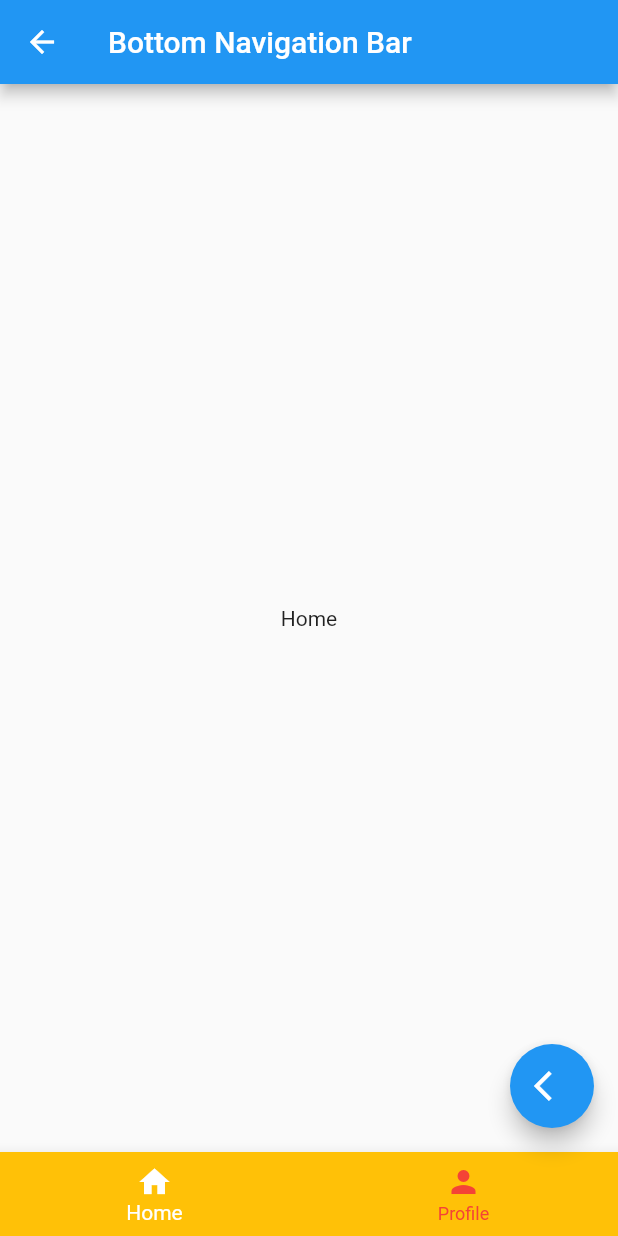
After one commit to minhthoai190892/flutter_2_15_tutorial, a Flutter app: the BottomNavigationBarr screen opened by its route, on a phone screen of 412 x 824 dp. The commit adds this screen. Run offline on Flutter 3.47's test engine with Material 2 defaults, Android fonts, the phone set to English and light mode, and no system bars.

Commit message:
bottomNavigationBar

```diff
--- a/lib/main.dart
+++ b/lib/main.dart
@@ -1,4 +1,5 @@
 import 'package:flutter/material.dart';
+import 'package:flutter_2_15/pages/bottomNavigationBar.dart';
 import 'package:flutter_2_15/pages/dialog.dart';
 import 'package:flutter_2_15/pages/dropdown.dart';
 import 'package:flutter_2_15/pages/example_basic.dart';
@@ -38,7 +39,8 @@ class MyApp extends StatelessWidget {
         SnackBarr.nameRoute:(context)=>const SnackBarr(),
         TextFieldd.nameRoute:(context)=>const TextFieldd(),
         TabBarr.nameRoute:(context)=>const TabBarr(),
-        DropDownn.nameRoute:(context)=> DropDownn(),
+        DropDownn.nameRoute:(context)=> const DropDownn(),
+        BottomNavigationBarr.nameRoute:(context)=>const BottomNavigationBarr(),
       },
     );
   }
--- /dev/null
+++ b/lib/pages/bottomNavigationBar.dart
@@ -0,0 +1,61 @@
+// ignore_for_file: file_names
+
+import 'package:flutter/material.dart';
+import 'package:flutter_2_15/widgets/floating_action_button.dart';
+
+class BottomNavigationBarr extends StatefulWidget {
+  const BottomNavigationBarr({Key? key}) : super(key: key);
+  static const nameRoute = '/BottomNavigationBarr';
+
+  @override
+  State<BottomNavigationBarr> createState() => _BottomNavigationBarrState();
+}
+
+class _BottomNavigationBarrState extends State<BottomNavigationBarr> {
+  late int index;
+  List showWidget=[
+    const Center(child: Text("Home"),),
+    const Center(child: Text("Profile"),),
+  ];
+  @override
+  void initState() {
+    index = 0;
+    // ignore: todo
+    // TODO: implement initState
+    super.initState();
+  }
+
+  @override
+  Widget build(BuildContext context) {
+    return Scaffold(
+      appBar: AppBar(
+        title: const Text("Bottom Navigation Bar"),
+      ),
+      body: showWidget[index],
+      bottomNavigationBar: BottomNavigationBar(
+        backgroundColor: Colors.amber,
+        selectedItemColor: Colors.white,
+        unselectedItemColor: Colors.red,
+        currentIndex: index,
+        onTap: (value) {
+          setState(() {
+            index = value;
+          });
+          // ignore: avoid_print
+          print(value);
+        },
+        items: const [
+          BottomNavigationBarItem(
+            icon: Icon(Icons.home),
+            label: "Home",
+          ),
+          BottomNavigationBarItem(
+            icon: Icon(Icons.person),
+            label: "Profile",
+          ),
+        ],
+      ),
+      floatingActionButton: const floatingActionButton(),
+    );
+  }
+}
--- a/lib/pages/dropdown.dart
+++ b/lib/pages/dropdown.dart
@@ -2,7 +2,7 @@ import 'package:flutter/material.dart';
 import 'package:flutter_2_15/widgets/floating_action_button.dart';
 
 class DropDownn extends StatefulWidget {
-  DropDownn({Key? key}) : super(key: key);
+  const DropDownn({Key? key}) : super(key: key);
   static const nameRoute = '/dropdown';
 
   @override
@@ -29,6 +29,7 @@ class _DropDownnState extends State<DropDownn> {
   @override
   void initState() {
     dataAwal = dataItem[1]['data'];
+    // ignore: todo
     // TODO: implement initState
     super.initState();
   }
@@ -41,7 +42,7 @@ class _DropDownnState extends State<DropDownn> {
       ),
       body: Center(
         child: Padding(
-          padding: EdgeInsets.all(20),
+          padding: const EdgeInsets.all(20),
           child: DropdownButton<int>(
             value: dataAwal,
             items: dataItem
@@ -55,6 +56,7 @@ class _DropDownnState extends State<DropDownn> {
             onChanged: (value) {
               setState(() {
                 dataAwal = value!;
+                // ignore: avoid_print
                 print(value);
               });
             },
--- a/lib/pages/home_pages.dart
+++ b/lib/pages/home_pages.dart
@@ -131,9 +131,11 @@ class HomePage extends StatelessWidget {
                 title: const Text("DropDown"),
               ),
               ListTile(
-                onTap: () {},
+               onTap: () {
+                  Navigator.pushReplacementNamed(context, '/BottomNavigationBarr');
+                },
                 leading: const Icon(Icons.home),
-                title: const Text("Home"),
+                title: const Text("BottomNavigationBarr"),
               ),
               ListTile(
                 onTap: () {},
```
